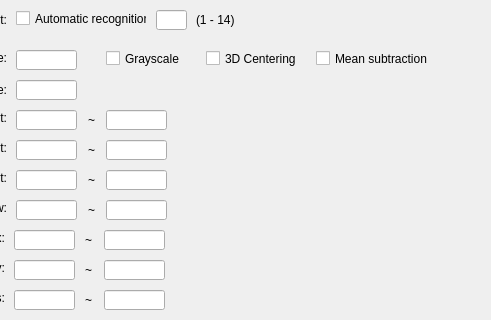
Before: the Qt Designer form StreetMassEstimationCNN/ParameterEstimationDialog.ui in gnishida/BuildingMassEstimationCNN, drawn with Qt 5; both pictures show x 94 to 585 and y 0 to 320 of the 585 by 500 pixel window.
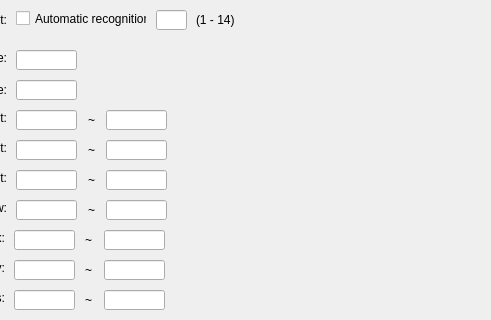
After: the same form once the commit is applied.

```diff
--- a/StreetMassEstimationCNN/ParameterEstimationDialog.ui
+++ b/StreetMassEstimationCNN/ParameterEstimationDialog.ui
@@ -221,32 +221,6 @@
     <string>OK</string>
    </property>
   </widget>
-  <widget class="QCheckBox" name="checkBoxCentering3D">
-   <property name="geometry">
-    <rect>
-     <x>300</x>
-     <y>50</y>
-     <width>91</width>
-     <height>17</height>
-    </rect>
-   </property>
-   <property name="text">
-    <string>3D Centering</string>
-   </property>
-  </widget>
-  <widget class="QCheckBox" name="checkBoxMeanSubtraction">
-   <property name="geometry">
-    <rect>
-     <x>410</x>
-     <y>50</y>
-     <width>121</width>
-     <height>17</height>
-    </rect>
-   </property>
-   <property name="text">
-    <string>Mean subtraction</string>
-   </property>
-  </widget>
   <widget class="QLabel" name="label_15">
    <property name="geometry">
     <rect>
@@ -510,19 +484,6 @@
     </rect>
    </property>
   </widget>
-  <widget class="QCheckBox" name="checkBoxGrayscale">
-   <property name="geometry">
-    <rect>
-     <x>200</x>
-     <y>50</y>
-     <width>101</width>
-     <height>17</height>
-    </rect>
-   </property>
-   <property name="text">
-    <string>Grayscale</string>
-   </property>
-  </widget>
   <widget class="QLabel" name="label_22">
    <property name="geometry">
     <rect>
```
Left out of the diff: 3 changed lines with no effect on the pictures.
